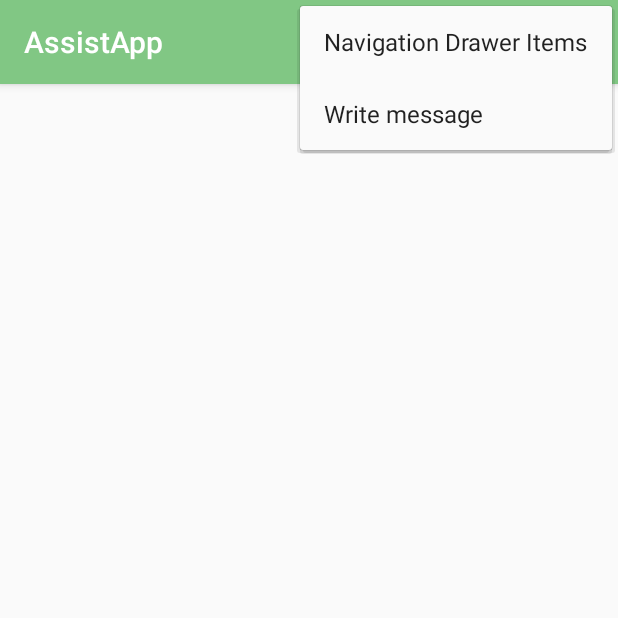
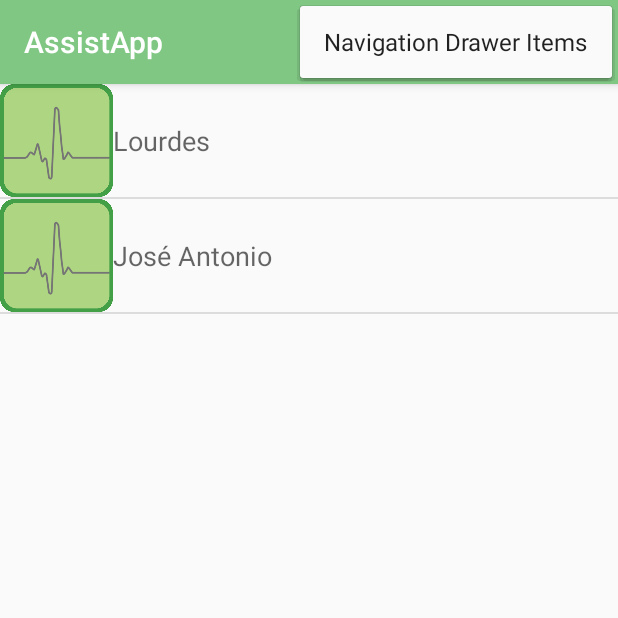
Before and after one commit to JosBarranquero/AssistApp, an Android app: the ConversationList_Activity screen opened directly, with no data from a screen before it, with the options menu open, on a phone screen of 412 x 824 dp, the top half of it. Run offline under Robolectric (Android 15) with nearby library versions, the phone set to English and light mode, and no system bars; 1 statement that could not run was skipped.

Commit message:
Implemented onItemClick

```diff
--- a/app/src/main/AndroidManifest.xml
+++ b/app/src/main/AndroidManifest.xml
@@ -18,7 +18,7 @@
         <activity android:name=".ConversationList_Activity"/>
         <activity android:name=".NavigationDrawer_Activity" />
         <activity android:name=".Settings_Activity"/>
-        <activity android:name=".Conversation_Activity"/>
+        <activity android:name=".Conversation_Activity" android:parentActivityName=".ConversationList_Activity"/>
     </application>
 
 </manifest>
--- a/app/src/main/java/com/bitbits/assistapp/adapters/ConversationList_Adapter.java
+++ b/app/src/main/java/com/bitbits/assistapp/adapters/ConversationList_Adapter.java
@@ -2,6 +2,7 @@ package com.bitbits.assistapp.adapters;
 
 import android.content.Context;
 import android.support.annotation.NonNull;
+import android.support.annotation.Nullable;
 import android.view.LayoutInflater;
 import android.view.View;
 import android.view.ViewGroup;
@@ -36,10 +37,20 @@ public class ConversationList_Adapter extends ArrayAdapter<User> {
         }
     }
 
+    @Nullable
+    @Override
+    public User getItem(int position) {
+        return contacts.get(position);
+    }
+
+    @Override
+    public int getCount() {
+        return contacts.size();
+    }
+
     @NonNull
     @Override
     public View getView(int position, View convertView, ViewGroup parent) {
-        super.getView(position, convertView, parent);
         View item = convertView;
         ConversationHolder conversationHolder;
 
--- a/app/src/main/java/com/bitbits/assistapp/models/Hospital.java
+++ b/app/src/main/java/com/bitbits/assistapp/models/Hospital.java
@@ -1,10 +1,12 @@
 package com.bitbits.assistapp.models;
+
+import java.io.Serializable;
 
 /**
  * Class which defines a hospital
  * @author José Antonio Barranquero Fernández
  */
-public class Hospital {
+public class Hospital implements Serializable {
     int id;
     String name, address, phone;
 
--- a/app/src/main/java/com/bitbits/assistapp/models/MedicalData.java
+++ b/app/src/main/java/com/bitbits/assistapp/models/MedicalData.java
@@ -1,12 +1,13 @@
 package com.bitbits.assistapp.models;
 
+import java.io.Serializable;
 import java.util.Date;
 
 /**
  * Class which defines a patient's medical data
  * @author José Antonio Barranquero Fernández
  */
-public class MedicalData {
+public class MedicalData implements Serializable {
     int id;
     Date birthdate;
     String name, surname, sex, nationality, job, residence;
--- a/app/src/main/java/com/bitbits/assistapp/models/MedicalRecord.java
+++ b/app/src/main/java/com/bitbits/assistapp/models/MedicalRecord.java
@@ -1,12 +1,13 @@
 package com.bitbits.assistapp.models;
 
+import java.io.Serializable;
 import java.util.Date;
 
 /**
  * Class which defines medical records
  * @author José Antonio Barranquero Fernández
  */
-public class MedicalRecord {
+public class MedicalRecord implements Serializable {
     int id;
     MedicalData data;
     String reason, antecedents;
--- a/app/src/main/java/com/bitbits/assistapp/models/Message.java
+++ b/app/src/main/java/com/bitbits/assistapp/models/Message.java
@@ -2,6 +2,7 @@ package com.bitbits.assistapp.models;
 
 import android.media.Image;
 
+import java.io.Serializable;
 import java.text.DateFormat;
 import java.text.SimpleDateFormat;
 import java.util.Calendar;
@@ -12,7 +13,7 @@ import java.util.Date;
  * Class which defines a message
  * @author José Antonio Barranquero Fernández
  */
-public class Message {
+public class Message implements Serializable {
     int id;
     String content;
     Image img;
--- a/app/src/main/java/com/bitbits/assistapp/models/Nurse.java
+++ b/app/src/main/java/com/bitbits/assistapp/models/Nurse.java
@@ -1,10 +1,12 @@
 package com.bitbits.assistapp.models;
+
+import java.io.Serializable;
 
 /**
  * Model class which defines nurses
  * @author José Antonio Barranquero Fernández
  */
-public class Nurse {
+public class Nurse implements Serializable {
     int id;
     Hospital works_in;
     Speciality speciality;
--- a/app/src/main/java/com/bitbits/assistapp/models/Patient.java
+++ b/app/src/main/java/com/bitbits/assistapp/models/Patient.java
@@ -1,10 +1,12 @@
 package com.bitbits.assistapp.models;
+
+import java.io.Serializable;
 
 /**
 * Model class which defines nurses
 * @author José Antonio Barranquero Fernández
 */
-public class Patient {
+public class Patient implements Serializable {
     int id;
     Hospital was_in;
     Speciality speciality;
--- a/app/src/main/java/com/bitbits/assistapp/models/Speciality.java
+++ b/app/src/main/java/com/bitbits/assistapp/models/Speciality.java
@@ -1,10 +1,12 @@
 package com.bitbits.assistapp.models;
+
+import java.io.Serializable;
 
 /**
  * Class which defines a medical speciality
  * @author José Antonio Barranquero Fernández
  */
-public class Speciality {
+public class Speciality implements Serializable {
     int id;
     String name;
 
--- a/app/src/main/java/com/bitbits/assistapp/models/User.java
+++ b/app/src/main/java/com/bitbits/assistapp/models/User.java
@@ -1,12 +1,15 @@
 package com.bitbits.assistapp.models;
 
 import android.media.Image;
+import android.os.Parcelable;
+
+import java.io.Serializable;
 
 /**
  * Model class for users
  * @author José Antonio Barranquero Fernández
  */
-public class User {
+public class User implements Serializable {
     int id;
     String pass, id_doc, name, surname, email;
     Patient patient;
--- a/app/src/main/res/layout/activity_conversation.xml
+++ b/app/src/main/res/layout/activity_conversation.xml
@@ -25,7 +25,7 @@
         android:layout_toStartOf="@+id/btnSend" />
 
     <ListView
-        android:id="@android:id/list"
+        android:id="@+id/lstMessages"
         android:layout_width="match_parent"
         android:layout_height="match_parent"
         android:layout_alignParentTop="true"
--- a/app/src/main/res/menu/menu_conversation.xml
+++ b/app/src/main/res/menu/menu_conversation.xml
@@ -9,8 +9,4 @@
         android:title="@string/provisional"
         android:id="@+id/action_navDrawer"
         app:showAsAction="collapseActionView"/>
-    <item android:icon="@android:drawable/btn_plus"
-        android:title="@string/provisional_3"
-        android:id="@+id/action_message"
-        app:showAsAction="collapseActionView"/>
 </menu>
--- a/app/src/main/res/values/strings.xml
+++ b/app/src/main/res/values/strings.xml
@@ -13,8 +13,6 @@
     <string name="content">Content</string>
 
     <string name="provisional">Navigation Drawer Items</string>
-    <string name="provisional_2">To send a message, tap on "+"</string>
-    <string name="provisional_3">Write message</string>
 
     <string name="pref_notifications">Notifications</string>
     <string name="pref_account">Personal</string>
```
Also changed, not shown: app/src/main/java/com/bitbits/assistapp/ConversationList_Activity.java (+13 -12 lines), app/src/main/java/com/bitbits/assistapp/Conversation_Activity.java (+12 -4 lines), app/src/main/java/com/bitbits/assistapp/adapters/Conversation_Adapter.java (+0 -10 lines), 1 other file.
